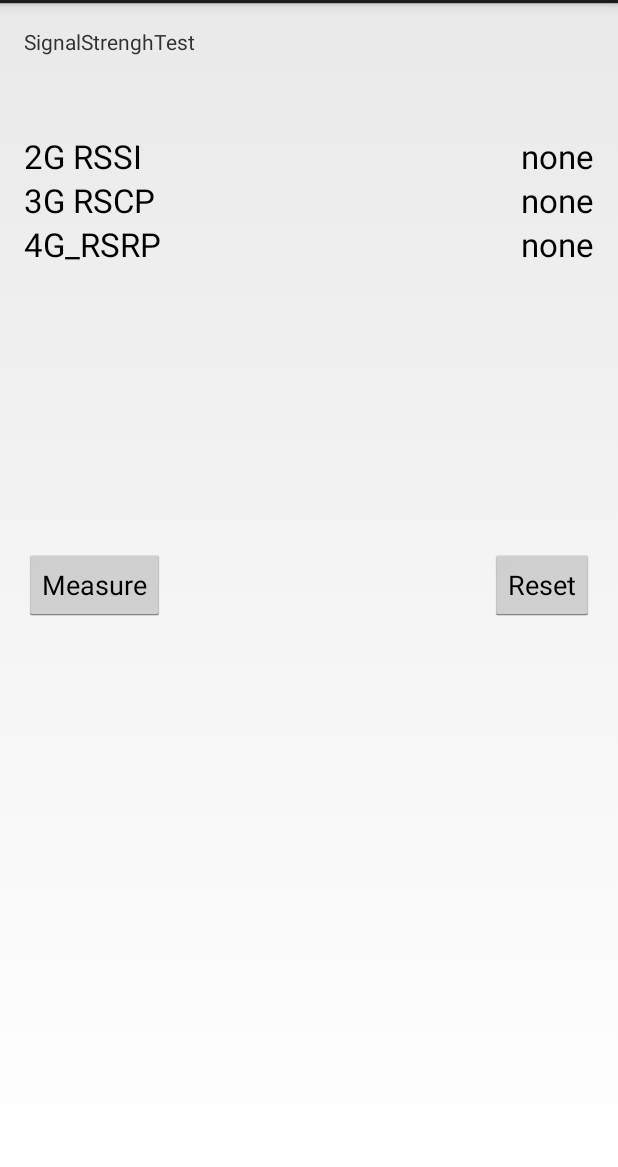
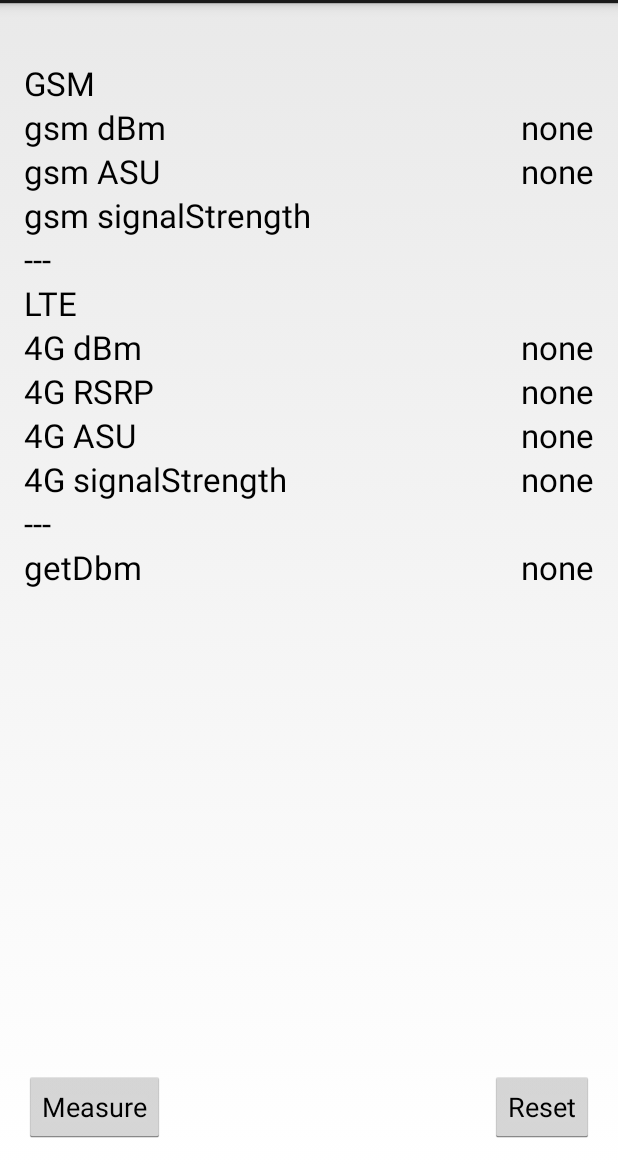
Before and after one commit to ericster/SignalStrengthVerify, an Android app: the screen it shows after launch (MainActivity), after a tap on "Reset", on a phone screen of 412 x 824 dp, the part 69-1236 px from its top. Run offline under Robolectric (Android 15) with nearby library versions, the phone set to English and light mode, and no system bars.

Commit message:
observing gsm/lte values separately

```diff
--- a/app/src/main/java/com/frameworktest/signalstrenghtverify/MainActivity.java
+++ b/app/src/main/java/com/frameworktest/signalstrenghtverify/MainActivity.java
@@ -44,12 +44,24 @@ public class MainActivity extends Activity {
     }
 
     private void resetSignalStrength() {
-        TextView gsm_value_box = (TextView) findViewById(R.id.gsm_rssi);
-        TextView umts_value_box = (TextView) findViewById(R.id.umts_rscp);
-        TextView lte_value_box = (TextView) findViewById(R.id.lte_rsrp);
-        gsm_value_box.setText("none");
-        umts_value_box.setText("none");
-        lte_value_box.setText("none");
+        TextView gsm_dbm_box = (TextView) findViewById(R.id.gsm_dbm);
+        TextView gsm_asu_box = (TextView) findViewById(R.id.gsm_asu);
+        TextView gsm_signal_box = (TextView) findViewById(R.id.gsm_signal);
+        gsm_dbm_box.setText("none");
+        gsm_asu_box.setText("none");
+        gsm_signal_box.setText("");
+
+        TextView lte_dbm_box = (TextView) findViewById(R.id.lte_dbm);
+        TextView lte_rsrp_box = (TextView) findViewById(R.id.lte_rsrp);
+        TextView lte_asu_box = (TextView) findViewById(R.id.lte_asu);
+        TextView lte_signal_box = (TextView) findViewById(R.id.lte_signal);
+        lte_dbm_box.setText("none");
+        lte_rsrp_box.setText("none");
+        lte_asu_box.setText("none");
+        lte_signal_box.setText("none");
+
+        TextView get_dbm_box = (TextView) findViewById(R.id.get_dbm);
+        get_dbm_box.setText("none");
     }
 
     private void measureSignalStrength() {
@@ -118,12 +130,25 @@ public class MainActivity extends Activity {
 
 
 
-            TextView gsm_value_box = (TextView) findViewById(R.id.gsm_rssi);
-            TextView umts_value_box = (TextView) findViewById(R.id.umts_rscp);
-            TextView lte_value_box = (TextView) findViewById(R.id.lte_rsrp);
-            gsm_value_box.setText( "gsm " + signalStrength.getGsmSignalStrength());
-            umts_value_box.setText("lte signal " + signalStrength.getLteSignalStrength());
-            lte_value_box.setText("lte rsrp " + signalStrength.getLteRsrp());
+            TextView gsm_dbm_box = (TextView) findViewById(R.id.gsm_dbm);
+            TextView gsm_asu_box = (TextView) findViewById(R.id.gsm_asu);
+            TextView gsm_signal_box = (TextView) findViewById(R.id.gsm_signal);
+            gsm_dbm_box.setText( "" + signalStrength.getGsmDbm());
+            gsm_asu_box.setText("" + signalStrength.getGsmAsuLevel());
+            gsm_signal_box.setText("" + signalStrength.getGsmSignalStrength());
+
+            TextView lte_dbm_box = (TextView) findViewById(R.id.lte_dbm);
+            TextView lte_rsrp_box = (TextView) findViewById(R.id.lte_rsrp);
+            TextView lte_asu_box = (TextView) findViewById(R.id.lte_asu);
+            TextView lte_signal_box = (TextView) findViewById(R.id.lte_signal);
+            lte_dbm_box.setText( "" + signalStrength.getLteDbm());
+            lte_rsrp_box.setText( "" + signalStrength.getLteRsrp());
+            lte_asu_box.setText("" + signalStrength.getLteAsuLevel());
+            lte_signal_box.setText("" + signalStrength.getLteSignalStrength());
+
+            TextView get_dbm_box = (TextView) findViewById(R.id.get_dbm);
+            get_dbm_box.setText( "" + signalStrength.getDbm());
+
         }
     }
 
--- a/app/src/main/res/layout/activity_main.xml
+++ b/app/src/main/res/layout/activity_main.xml
@@ -3,19 +3,14 @@
     android:layout_height="match_parent" android:paddingLeft="@dimen/activity_horizontal_margin"
     android:paddingRight="@dimen/activity_horizontal_margin"
     android:paddingTop="@dimen/activity_vertical_margin"
-    android:paddingBottom="@dimen/activity_vertical_margin" tools:context=".MainActivity">
-
-    <TextView android:text="SignalStrenghTest" android:layout_width="wrap_content"
-        android:layout_height="wrap_content"
-        android:id="@+id/textView" />
+    android:paddingBottom="@dimen/activity_vertical_margin" tools:context=".MainActivity" >
 
     <TextView
         android:layout_width="wrap_content"
         android:layout_height="wrap_content"
         android:textAppearance="?android:attr/textAppearanceLarge"
-        android:text="2G RSSI"
+        android:text="gsm dBm"
         android:id="@+id/textView2"
-        android:layout_below="@+id/textView"
         android:layout_alignParentStart="true"
         android:layout_marginTop="52dp" />
 
@@ -24,7 +19,7 @@
         android:layout_height="wrap_content"
         android:textAppearance="?android:attr/textAppearanceLarge"
         android:text="---"
-        android:id="@+id/gsm_rssi"
+        android:id="@+id/gsm_dbm"
         android:layout_alignTop="@+id/textView2"
         android:layout_alignParentEnd="true" />
 
@@ -32,7 +27,7 @@
         android:layout_width="wrap_content"
         android:layout_height="wrap_content"
         android:textAppearance="?android:attr/textAppearanceLarge"
-        android:text="3G RSCP"
+        android:text="gsm ASU"
         android:id="@+id/textView4"
         android:layout_below="@+id/textView2"
         android:layout_alignParentStart="true" />
@@ -42,17 +37,17 @@
         android:layout_height="wrap_content"
         android:textAppearance="?android:attr/textAppearanceLarge"
         android:text="---"
-        android:id="@+id/umts_rscp"
-        android:layout_below="@+id/gsm_rssi"
+        android:id="@+id/gsm_asu"
+        android:layout_below="@+id/gsm_dbm"
         android:layout_alignParentEnd="true" />
 
     <TextView
         android:layout_width="wrap_content"
         android:layout_height="wrap_content"
         android:textAppearance="?android:attr/textAppearanceLarge"
-        android:text="4G_RSRP"
+        android:text="4G RSRP"
         android:id="@+id/textView6"
-        android:layout_below="@+id/textView4"
+        android:layout_below="@+id/lte_dbm_title"
         android:layout_alignParentStart="true" />
 
     <TextView
@@ -61,8 +56,9 @@
         android:textAppearance="?android:attr/textAppearanceLarge"
         android:text="---"
         android:id="@+id/lte_rsrp"
-        android:layout_below="@+id/umts_rscp"
-        android:layout_alignEnd="@+id/umts_rscp" />
+        android:layout_toStartOf="@+id/gsm_asu"
+        android:layout_alignTop="@+id/textView6"
+        android:layout_alignEnd="@+id/lte_dbm" />
 
     <Button
         android:layout_width="wrap_content"
@@ -70,7 +66,7 @@
         android:text="Measure"
         android:id="@+id/signal_measure"
         android:layout_toEndOf="@+id/textView6"
-        android:layout_centerVertical="true"
+        android:layout_alignParentBottom="true"
         android:layout_alignParentStart="true" />
 
     <Button
@@ -81,4 +77,131 @@
         android:layout_alignBottom="@+id/signal_measure"
         android:layout_alignParentEnd="true" />
 
+    <TextView
+        android:layout_width="wrap_content"
+        android:layout_height="wrap_content"
+        android:textAppearance="?android:attr/textAppearanceLarge"
+        android:text="4G dBm"
+        android:id="@+id/lte_dbm_title"
+        android:layout_below="@+id/textView9"
+        android:layout_alignParentStart="true" />
+
+    <TextView
+        android:layout_width="wrap_content"
+        android:layout_height="wrap_content"
+        android:textAppearance="?android:attr/textAppearanceLarge"
+        android:text="4G ASU"
+        android:id="@+id/textView5"
+        android:layout_below="@+id/lte_rsrp"
+        android:layout_alignParentStart="true" />
+
+    <TextView
+        android:layout_width="wrap_content"
+        android:layout_height="wrap_content"
+        android:textAppearance="?android:attr/textAppearanceLarge"
+        android:text="---"
+        android:id="@+id/lte_dbm"
+        android:layout_toStartOf="@+id/gsm_signal"
+        android:layout_below="@+id/textView9"
+        android:layout_alignParentEnd="true" />
+
+    <TextView
+        android:layout_width="wrap_content"
+        android:layout_height="wrap_content"
+        android:textAppearance="?android:attr/textAppearanceLarge"
+        android:text="---"
+        android:id="@+id/lte_asu"
+        android:layout_below="@+id/lte_rsrp"
+        android:layout_alignParentEnd="true" />
+
+    <TextView
+        android:layout_width="wrap_content"
+        android:layout_height="wrap_content"
+        android:textAppearance="?android:attr/textAppearanceLarge"
+        android:text="LTE"
+        android:id="@+id/textView9"
+        android:layout_below="@+id/textView3"
+        android:layout_alignParentStart="true" />
+
+    <TextView
+        android:layout_width="wrap_content"
+        android:layout_height="wrap_content"
+        android:textAppearance="?android:attr/textAppearanceLarge"
+        android:text="GSM"
+        android:id="@+id/textView10"
+        android:layout_above="@+id/gsm_dbm"
+        android:layout_alignParentStart="true" />
+
+    <TextView
+        android:layout_width="wrap_content"
+        android:layout_height="wrap_content"
+        android:textAppearance="?android:attr/textAppearanceLarge"
+        android:text="gsm signalStrength"
+        android:id="@+id/textView11"
+        android:layout_below="@+id/textView4"
+        android:layout_alignParentStart="true" />
+
+    <TextView
+        android:layout_width="wrap_content"
+        android:layout_height="wrap_content"
+        android:textAppearance="?android:attr/textAppearanceLarge"
+        android:text="---"
+        android:id="@+id/gsm_signal"
+        android:layout_below="@+id/gsm_asu"
+        android:layout_alignEnd="@+id/gsm_asu" />
+
+    <TextView
+        android:layout_width="wrap_content"
+        android:layout_height="wrap_content"
+        android:textAppearance="?android:attr/textAppearanceLarge"
+        android:text="4G signalStrength"
+        android:id="@+id/textView"
+        android:layout_below="@+id/textView5"
+        android:layout_alignParentStart="true" />
+
+    <TextView
+        android:layout_width="wrap_content"
+        android:layout_height="wrap_content"
+        android:textAppearance="?android:attr/textAppearanceLarge"
+        android:text="---"
+        android:id="@+id/lte_signal"
+        android:layout_below="@+id/lte_asu"
+        android:layout_alignParentEnd="true" />
+
+    <TextView
+        android:layout_width="wrap_content"
+        android:layout_height="wrap_content"
+        android:textAppearance="?android:attr/textAppearanceLarge"
+        android:text="---"
+        android:id="@+id/textView3"
+        android:layout_below="@+id/textView11"
+        android:layout_alignParentStart="true" />
+
+    <TextView
+        android:layout_width="wrap_content"
+        android:layout_height="wrap_content"
+        android:textAppearance="?android:attr/textAppearanceLarge"
+        android:text="---"
+        android:id="@+id/textView7"
+        android:layout_below="@+id/textView"
+        android:layout_alignParentStart="true" />
+
+    <TextView
+        android:layout_width="wrap_content"
+        android:layout_height="wrap_content"
+        android:textAppearance="?android:attr/textAppearanceLarge"
+        android:text="getDbm"
+        android:id="@+id/textView8"
+        android:layout_below="@+id/textView7"
+        android:layout_alignParentStart="true" />
+
+    <TextView
+        android:layout_width="wrap_content"
+        android:layout_height="wrap_content"
+        android:textAppearance="?android:attr/textAppearanceLarge"
+        android:text="---"
+        android:id="@+id/get_dbm"
+        android:layout_below="@+id/textView7"
+        android:layout_alignParentEnd="true" />
+
 </RelativeLayout>
```
